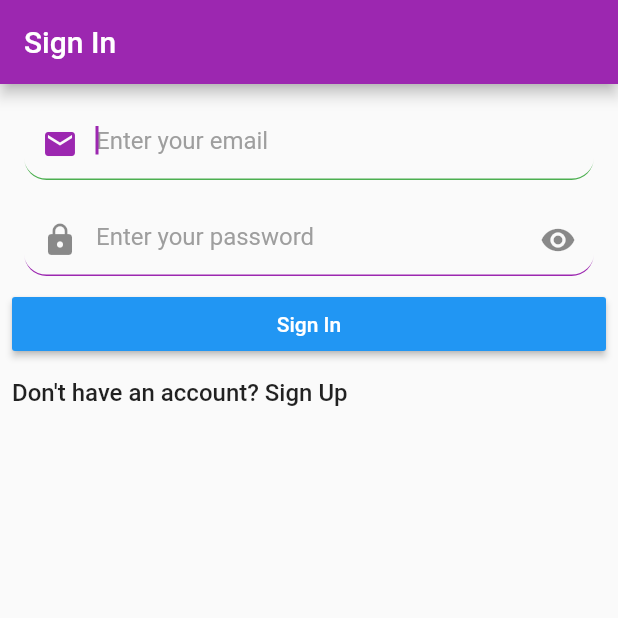
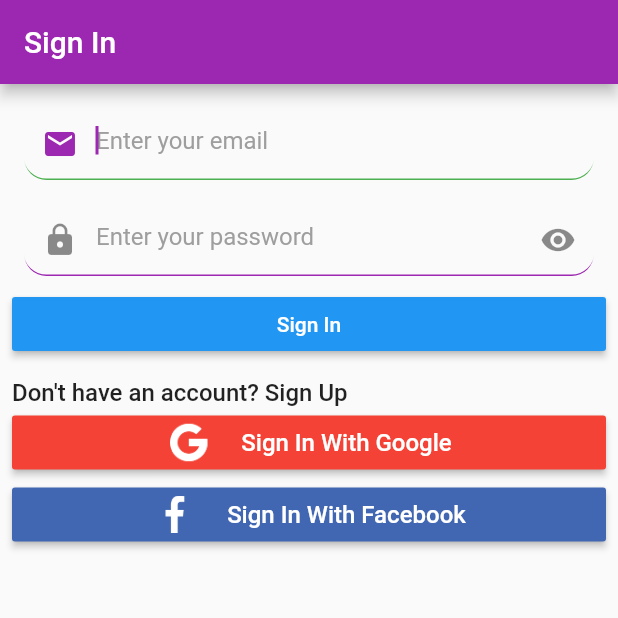
Before and after one commit to hmmisthisgood/july-morning, a Flutter app: the screen it shows after launch, on a phone screen of 412 x 824 dp, the top half of it. Run offline on Flutter 3.47's test engine with Material 2 defaults, Android fonts, the phone set to English and light mode, and no system bars; our stand-ins replace animated_bottom_navigation_bar, firebase_auth, firebase_core, fluttertoast, form_field_validator, google_sign_in and 2 more; missing offline and left inert: flutter_facebook_auth; accounts and stored records are empty.

Commit message:
facebook and google login

```diff
--- a/first_app/lib/screen/auth/login_screen.dart
+++ b/first_app/lib/screen/auth/login_screen.dart
@@ -1,8 +1,10 @@
 import 'package:firebase_auth/firebase_auth.dart';
 import 'package:first_app/util/shared_pref.dart';
 import 'package:flutter/material.dart';
+import 'package:flutter_facebook_auth/flutter_facebook_auth.dart';
 import 'package:fluttertoast/fluttertoast.dart';
 import 'package:form_field_validator/form_field_validator.dart';
+import 'package:google_sign_in/google_sign_in.dart';
 
 import '../../navigation/routes.dart';
 import '../../widget/common_textfield.dart';
@@ -60,6 +62,77 @@ class _LoginScreenState extends State<LoginScreen> {
         /// login logic
         FocusScope.of(context).unfocus();
         loginWithFirebase();
+      }
+    }
+  }
+
+  signInWithGoogle() async {
+    print(FirebaseAuth.instance.currentUser.toString());
+    print("----------------");
+
+    try {
+      final google = GoogleSignIn();
+      await GoogleSignIn().signOut();
+
+      // Trigger the authentication flow
+      final GoogleSignInAccount? googleUser = await google.signIn();
+
+      if (googleUser == null) {
+        print("login cancelld or error in login");
+        return;
+      }
+
+      // Obtain the auth details from the request
+      final GoogleSignInAuthentication googleAuth =
+          await googleUser.authentication;
+
+      print(googleAuth.accessToken);
+
+      // Create a new credential
+      final credential = GoogleAuthProvider.credential(
+        accessToken: googleAuth.accessToken,
+        idToken: googleAuth.idToken,
+      );
+
+      // Once signed in, return the UserCredential
+      final successCredential =
+          await FirebaseAuth.instance.signInWithCredential(credential);
+
+      navigate();
+      print(successCredential.toString());
+    } on FirebaseAuthException catch (e) {
+      print(e.message);
+    } catch (e) {
+      print(e.toString());
+    }
+  }
+
+  signInWithFacebook() async {
+    final loginResult = await FacebookAuth.instance.login();
+
+    final status = loginResult.status;
+    if (status == LoginStatus.cancelled) {
+      print("Login cancelled");
+      Fluttertoast.showToast(msg: "Login cancelled by user");
+    }
+    if (status == LoginStatus.failed) {
+      print("An error occurred");
+      Fluttertoast.showToast(msg: loginResult.message ?? "");
+    }
+
+    if (status == LoginStatus.success) {
+      final AccessToken accessToken = loginResult.accessToken!;
+
+      final OAuthCredential credential =
+          FacebookAuthProvider.credential(accessToken.token);
+
+      try {
+        final successCredential =
+            await FirebaseAuth.instance.signInWithCredential(credential);
+        print(successCredential.toString());
+        Fluttertoast.showToast(msg: "Facebook login successful");
+      } catch (e) {
+        print(e);
       }
     }
   }
@@ -122,6 +195,7 @@ class _LoginScreenState extends State<LoginScreen> {
                   style: TextStyle(color: Colors.white),
                 ),
               ),
+
               SizedBox(height: 12),
               InkWell(
                 onTap: () {
@@ -131,6 +205,43 @@ class _LoginScreenState extends State<LoginScreen> {
                   "Don't have an account? Sign Up",
                   style: TextStyle(fontSize: 16, fontWeight: FontWeight.w500),
                 ),
+              ),
+
+              MaterialButton(
+                onPressed: signInWithGoogle,
+                color: Colors.red,
+                child:
+                    Row(mainAxisAlignment: MainAxisAlignment.center, children: [
+                  Image.asset(
+                    'assets/icons/google.png',
+                    height: 30,
+                    width: 30,
+                    color: Colors.white,
+                  ),
+                  SizedBox(width: 20),
+                  Text(
+                    "Sign In With Google",
+                    style: TextStyle(color: Colors.white, fontSize: 16),
+                  )
+                ]),
+              ),
+              MaterialButton(
+                color: Color(0xff4267B2),
+                onPressed: signInWithFacebook,
+                child:
+                    Row(mainAxisAlignment: MainAxisAlignment.center, children: [
+                  Image.asset(
+                    'assets/icons/facebook.png',
+                    height: 25,
+                    width: 30,
+                    color: Colors.white,
+                  ),
+                  SizedBox(width: 20),
+                  Text(
+                    "Sign In With Facebook",
+                    style: TextStyle(color: Colors.white, fontSize: 16),
+                  )
+                ]),
               )
             ],
           ),
--- a/first_app/lib/screen/stful/bottom_nav_screen.dart
+++ b/first_app/lib/screen/stful/bottom_nav_screen.dart
@@ -2,6 +2,7 @@ import 'package:animated_bottom_navigation_bar/animated_bottom_navigation_bar.da
 import 'package:first_app/screen/basics_widgets/grid_view_screen.dart';
 import 'package:first_app/screen/basics_widgets/list_view_screen.dart';
 import 'package:first_app/screen/basics_widgets/stack_screen.dart';
+import 'package:first_app/util/shared_pref.dart';
 import 'package:flutter/material.dart';
 
 import 'form_screen.dart';
```
Also changed, not shown: first_app/pubspec.yaml (+2 -6 lines), first_app/assets/icons/facebook.png (added), first_app/assets/icons/google.png (added), first_app/assets/icons/google.svg (added).
